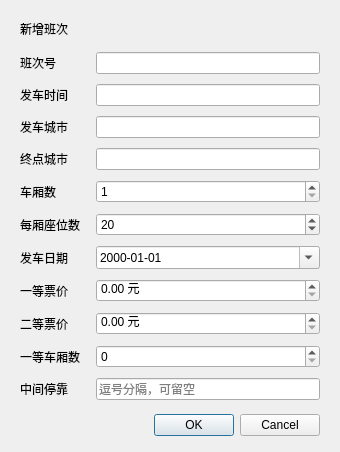
citrus-dot/QTrainTixSys, file addtraindialog.ui: the form before one commit.
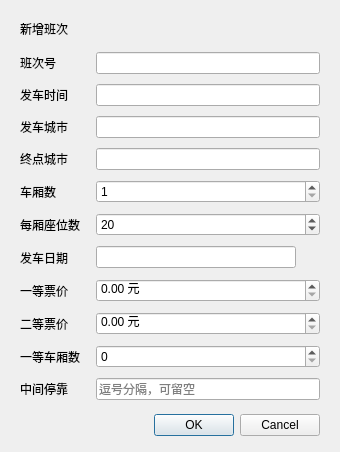
The form after the commit.

The edit to the form file:
```diff
--- a/addtraindialog.ui
+++ b/addtraindialog.ui
@@ -135,13 +135,38 @@
       </widget>
      </item>
      <item row="6" column="1">
-      <widget class="QDateEdit" name="dateEdit">
-       <property name="calendarPopup">
-        <bool>true</bool>
-       </property>
-       <property name="displayFormat">
-        <string>yyyy-MM-dd</string>
-       </property>
+      <widget class="QWidget" name="dateField" native="true">
+       <layout class="QHBoxLayout" name="dateFieldLayout">
+        <property name="leftMargin">
+         <number>0</number>
+        </property>
+        <property name="topMargin">
+         <number>0</number>
+        </property>
+        <property name="rightMargin">
+         <number>0</number>
+        </property>
+        <property name="bottomMargin">
+         <number>0</number>
+        </property>
+        <property name="spacing">
+         <number>0</number>
+        </property>
+        <item>
+         <widget class="QLineEdit" name="dateEdit">
+          <property name="readOnly">
+           <bool>true</bool>
+          </property>
+         </widget>
+        </item>
+        <item>
+         <widget class="QToolButton" name="dateBtn">
+          <property name="autoRaise">
+           <bool>true</bool>
+          </property>
+         </widget>
+        </item>
+       </layout>
       </widget>
      </item>
      <item row="7" column="0">
```
